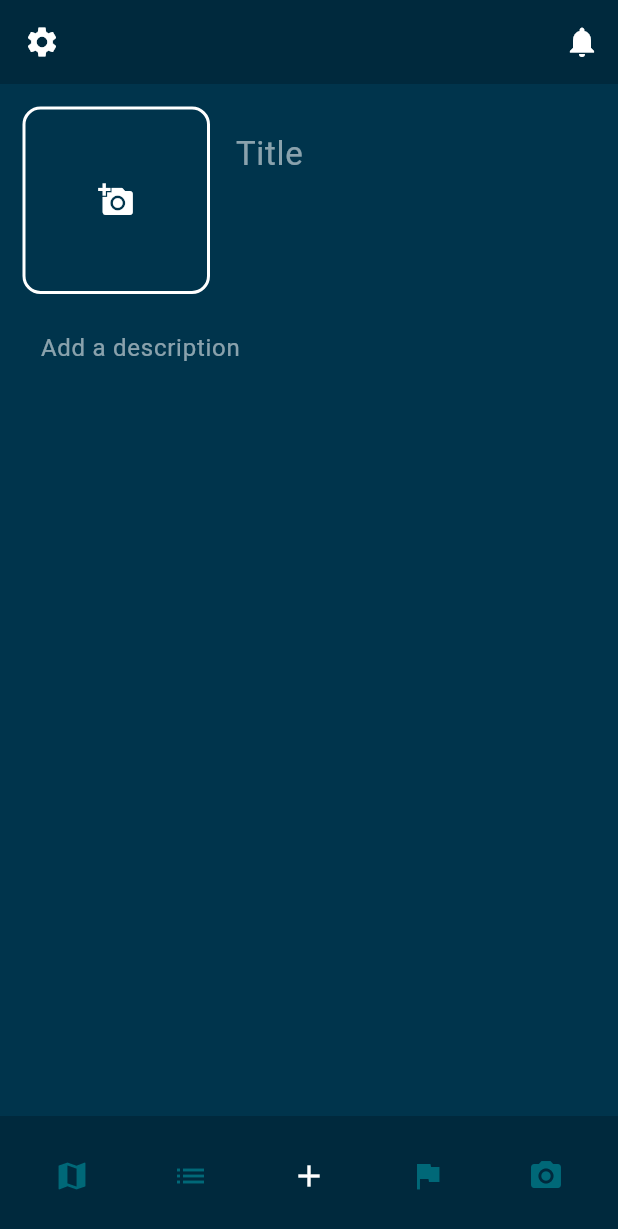
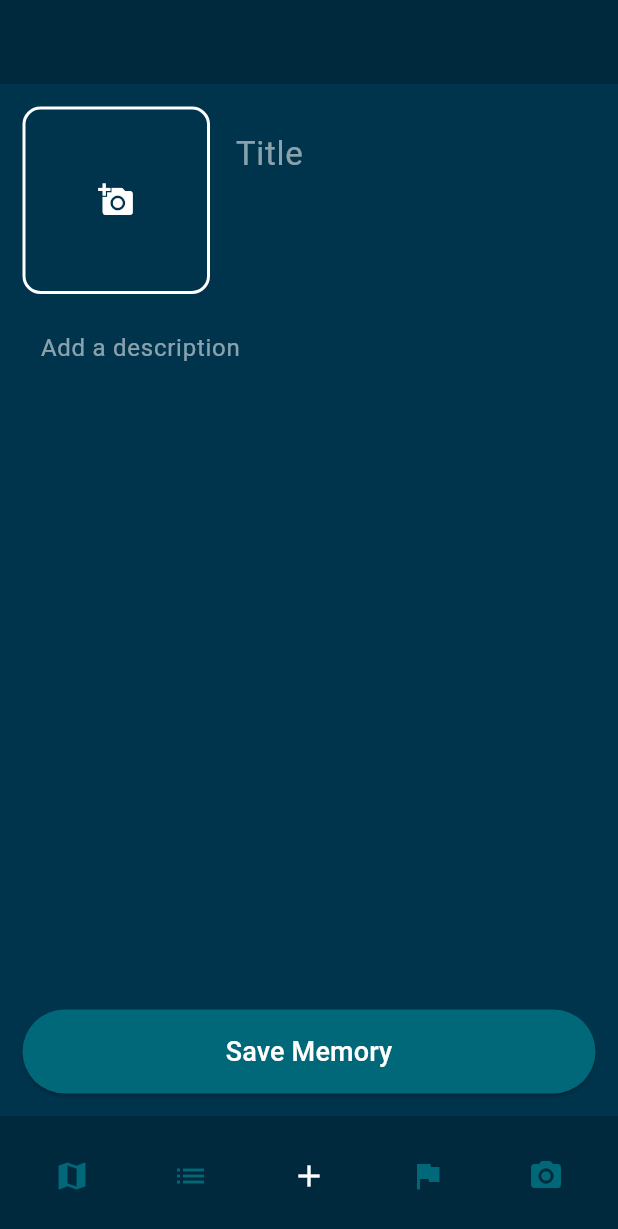
Before and after one commit to Angelosef/hci_app, a Flutter app: the screen it shows after launch, on a phone screen of 412 x 824 dp. Shown: the top 1229 px of the screen. Run offline on Flutter 3.47's test engine with Material 3 defaults, Android fonts, the phone set to English and light mode, and no system bars; our stand-ins replace dio, image_picker, logger.

```diff
--- a/frontend/lib/providers/user_provider.dart
+++ b/frontend/lib/providers/user_provider.dart
@@ -4,7 +4,7 @@ import 'package:frontend/models/user.dart';
 class UserProvider extends ChangeNotifier {
   User _user = User(
     id: 0,
-    username: 'geust',
+    username: 'guest',
     password: 'no_password',
   );
 
@@ -18,7 +18,7 @@ class UserProvider extends ChangeNotifier {
   }
 
   void clear() {
-    set(User(id: 0, username: 'geust', password: 'no_password'));
+    set(User(id: 0, username: 'guest', password: 'no_password'));
   }
 
 }
--- a/frontend/lib/services/memory_service.dart
+++ b/frontend/lib/services/memory_service.dart
@@ -71,6 +71,4 @@ class MemoryService {
       return {'success': false};
     }
   }
-
-
 }
--- a/frontend/lib/ui/screens/add_mem.dart
+++ b/frontend/lib/ui/screens/add_mem.dart
@@ -1,7 +1,8 @@
 import 'package:flutter/material.dart';
 import 'package:image_picker/image_picker.dart'; // You'll need to add the image_picker package
 import 'dart:io';  // Add this import to use the File class
-import 'package:frontend/widgets/navigation_bar.dart';
+import 'package:frontend/services/memory_service.dart'; // Import the memory service
+import 'package:frontend/widgets/navigation_bar.dart'; // Assuming you have a navigation bar widget
 
 class AddMemoryScreen extends StatefulWidget {
   const AddMemoryScreen({super.key});
@@ -26,65 +27,77 @@ class _AddMemoryScreenState extends State<AddMemoryScreen> {
     }
   }
 
+  Future<void> _saveMemory() async {
+    String title = _titleController.text.trim();
+    String description = _descriptionController.text.trim();
+
+    if (title.isEmpty || description.isEmpty) {
+      ScaffoldMessenger.of(context).showSnackBar(SnackBar(
+        content: Text('Please fill in both title and description.'),
+      ));
+      return;
+    }
+
+    int userId = 1; // Example user ID, use the actual user ID here
+    String imagePath = _image?.path ?? ''; // If no image, pass an empty string
+
+    final memoryService = MemoryService();
+    final result = await memoryService.addMemory(
+      userId: userId,
+      title: title,
+      content: description,
+      imagePath: imagePath,
+    );
+
+    if (result['success']) {
+      ScaffoldMessenger.of(context).showSnackBar(SnackBar(
+        content: Text('Memory added successfully!'),
+      ));
+      Navigator.pop(context); // Go back to the previous screen
+    } else {
+      ScaffoldMessenger.of(context).showSnackBar(SnackBar(
+        content: Text('Failed to add memory. Please try again!'),
+      ));
+    }
+  }
+
   @override
   Widget build(BuildContext context) {
-    // Get the screen height
     double screenHeight = MediaQuery.of(context).size.height;
-    double topBarHeight = kToolbarHeight; // Height of the app bar (default is 56.0)
-    double bottomBarHeight = kBottomNavigationBarHeight; // Bottom bar height
-
-    // Image size (25% larger than before)
-    double imageSize = 125; // Image square size (was 100, now 125)
-
-    // Calculate available height for description input area
-    double descriptionAreaHeight = screenHeight - topBarHeight - imageSize - bottomBarHeight - 60; // 20px margin above the bottom bar
+    double topBarHeight = kToolbarHeight;
+    double bottomBarHeight = kBottomNavigationBarHeight;
+    double imageSize = 125;
+    double descriptionAreaHeight = screenHeight - topBarHeight - imageSize - bottomBarHeight - 60;
 
     return Scaffold(
       appBar: AppBar(
-        backgroundColor: const Color(0xFF00293D), // Top bar color
-        elevation: 0, // Remove shadow
-        actions: [
-          IconButton(
-            icon: const Icon(Icons.notifications, color: Colors.white),
-            onPressed: () {
-              // Handle notifications action
-            },
-          ),
-        ],
-        leading: IconButton(
-          icon: const Icon(Icons.settings, color: Colors.white),
-          onPressed: () {
-            // Handle settings action
-          },
-        ),
+        backgroundColor: const Color(0xFF00293D),
+        elevation: 0,
       ),
       body: Stack(
         children: [
-          // Add a placeholder for the picture selection (25% larger)
+          // Add a placeholder for the picture selection
           Positioned(
             top: 15,
             left: 15,
             child: GestureDetector(
               onTap: _pickImage, // Open the image picker when tapped
               child: Container(
-                width: imageSize, // 25% larger (was 100)
-                height: imageSize, // 25% larger (was 100)
+                width: imageSize,
+                height: imageSize,
                 decoration: BoxDecoration(
-                  color: const Color(0xFF00344C), // Square background color
-                  borderRadius: BorderRadius.circular(12), // Rounded corners
-                  border: Border.all(color: Colors.white, width: 2), // Border to indicate the picture area
+                  color: const Color(0xFF00344C),
+                  borderRadius: BorderRadius.circular(12),
+                  border: Border.all(color: Colors.white, width: 2),
                 ),
                 child: _image == null
-                    ? const Icon(Icons.add_a_photo, color: Colors.white) // Icon if no image selected
-                    : Image.file(
-                        File(_image!.path),
-                        fit: BoxFit.cover,
-                      ),
+                    ? const Icon(Icons.add_a_photo, color: Colors.white)
+                    : Image.file(File(_image!.path), fit: BoxFit.cover),
               ),
             ),
           ),
 
-          // Add the image picker bottom sheet here when the user presses the square
+          // Add the image picker bottom sheet if no image is selected
           if (_image == null)
             Positioned(
               bottom: 0,
@@ -107,10 +120,10 @@ class _AddMemoryScreenState extends State<AddMemoryScreen> {
               ),
             ),
 
-          // Title Input Field next to the photo (with dynamic height)
+          // Title Input Field next to the photo
           Positioned(
             top: 15,
-            left: imageSize + 20, // Positioning it next to the image
+            left: imageSize + 20,
             right: 15,
             child: Container(
               padding: const EdgeInsets.symmetric(horizontal: 10, vertical: 5),
@@ -119,27 +132,27 @@ class _AddMemoryScreenState extends State<AddMemoryScreen> {
                 borderRadius: BorderRadius.circular(12),
                 border: Border.all(color: const Color(0xFF00344C), width: 2),
               ),
-              height: 125, // Set dynamic height
-              child: SingleChildScrollView( // Allow scrolling if text overflows
-                scrollDirection: Axis.vertical, // Scroll vertically when necessary
+              height: 125,
+              child: SingleChildScrollView(
+                scrollDirection: Axis.vertical,
                 child: TextField(
                   controller: _titleController,
-                  style: const TextStyle(color: Colors.white, fontSize: 22), // Larger font size for title
-                  maxLines: null, // Allow the title to wrap to the next line
+                  style: const TextStyle(color: Colors.white, fontSize: 22),
+                  maxLines: null,
                   decoration: const InputDecoration(
                     hintText: "Title",
                     hintStyle: TextStyle(color: Colors.white54),
                     border: InputBorder.none,
                   ),
-                  keyboardType: TextInputType.text, // Open the keyboard for text input
+                  keyboardType: TextInputType.text,
                 ),
               ),
             ),
           ),
 
-          // Description Input Field below the title (with dynamic height)
+          // Description Input Field below the title
           Positioned(
-            top: imageSize + 20, // Just below the image (with a 20px margin)
+            top: imageSize + 20,
             left: 15,
             right: 15,
             child: Container(
@@ -149,27 +162,45 @@ class _AddMemoryScreenState extends State<AddMemoryScreen> {
                 borderRadius: BorderRadius.circular(12),
                 border: Border.all(color: const Color(0xFF00344C), width: 2),
               ),
-              height: descriptionAreaHeight, // Set dynamic height
-              child: SingleChildScrollView( // Allow scrolling if text overflows
-                scrollDirection: Axis.vertical, // Scroll vertically when necessary
+              height: descriptionAreaHeight,
+              child: SingleChildScrollView(
+                scrollDirection: Axis.vertical,
                 child: TextField(
                   controller: _descriptionController,
                   style: const TextStyle(color: Colors.white),
-                  maxLines: null, // Make the TextField expand vertically
+                  maxLines: null,
                   decoration: const InputDecoration(
                     hintText: "Add a description",
                     hintStyle: TextStyle(color: Colors.white54),
                     border: InputBorder.none,
                   ),
-                  keyboardType: TextInputType.text, // Open the keyboard for text input
+                  keyboardType: TextInputType.text,
                 ),
+              ),
+            ),
+          ),
+
+          // Save Memory Button at the bottom
+          Positioned(
+            bottom: 15,
+            left: 15,
+            right: 15,
+            child: ElevatedButton(
+              onPressed: _saveMemory,
+              style: ElevatedButton.styleFrom(
+                backgroundColor: const Color(0xFF006878),
+                padding: const EdgeInsets.symmetric(vertical: 15),
+              ),
+              child: const Text(
+                'Save Memory',
+                style: TextStyle(color: Colors.white, fontSize: 18),
               ),
             ),
           ),
         ],
       ),
-      bottomNavigationBar: const NavBar(), // Replace BottomAppBar with your custom NavigationBar widget
-      backgroundColor: const Color(0xFF00344C), // Screen background color
+      bottomNavigationBar: const NavBar(), // Custom navigation bar
+      backgroundColor: const Color(0xFF00344C),
     );
   }
 }
--- a/frontend/lib/ui/screens/register.dart
+++ b/frontend/lib/ui/screens/register.dart
@@ -15,11 +15,7 @@ class RegisterScreen extends StatelessWidget {
 
   @override
   Widget build(BuildContext context) {
-<<<<<<< HEAD
-    final userProvider = context.select<AppState, UserProvider>((state) => state.userState);
-=======
     final userProvider = context.watch<UserProvider>();
->>>>>>> origin/main
 
     return Scaffold(
       appBar: AppBar(
```
Also changed, not shown: frontend/lib/widgets/top_bar.dart (added, +34 -0 lines), frontend/lib/models/memory.dart (line endings or trailing spaces).
